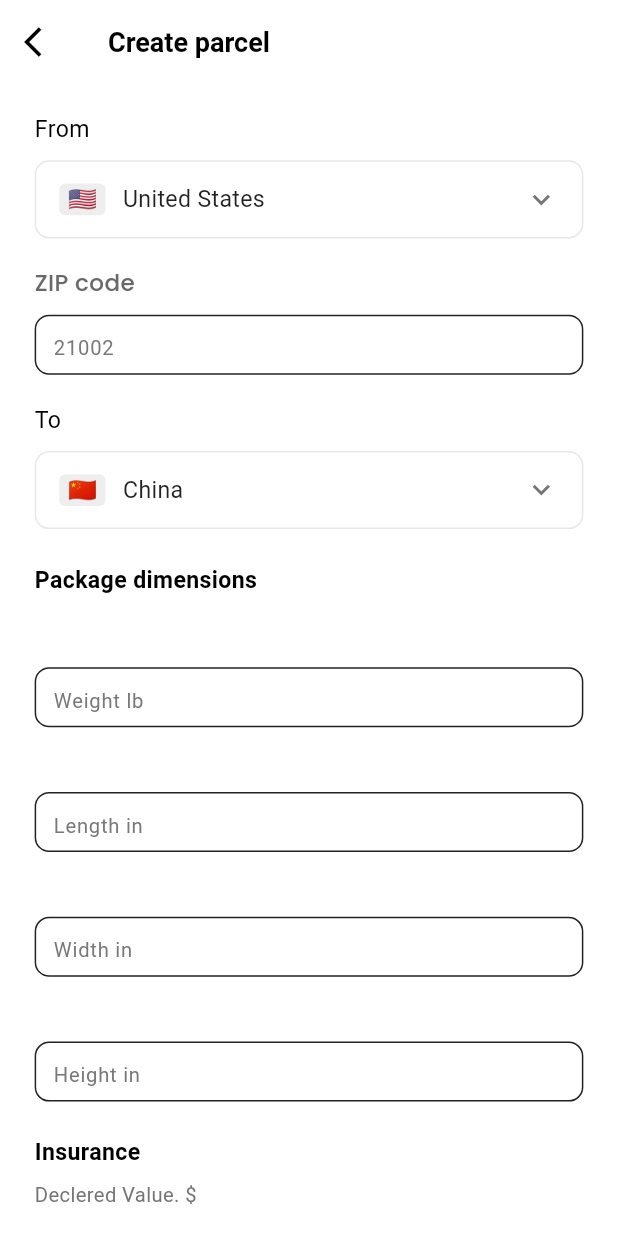
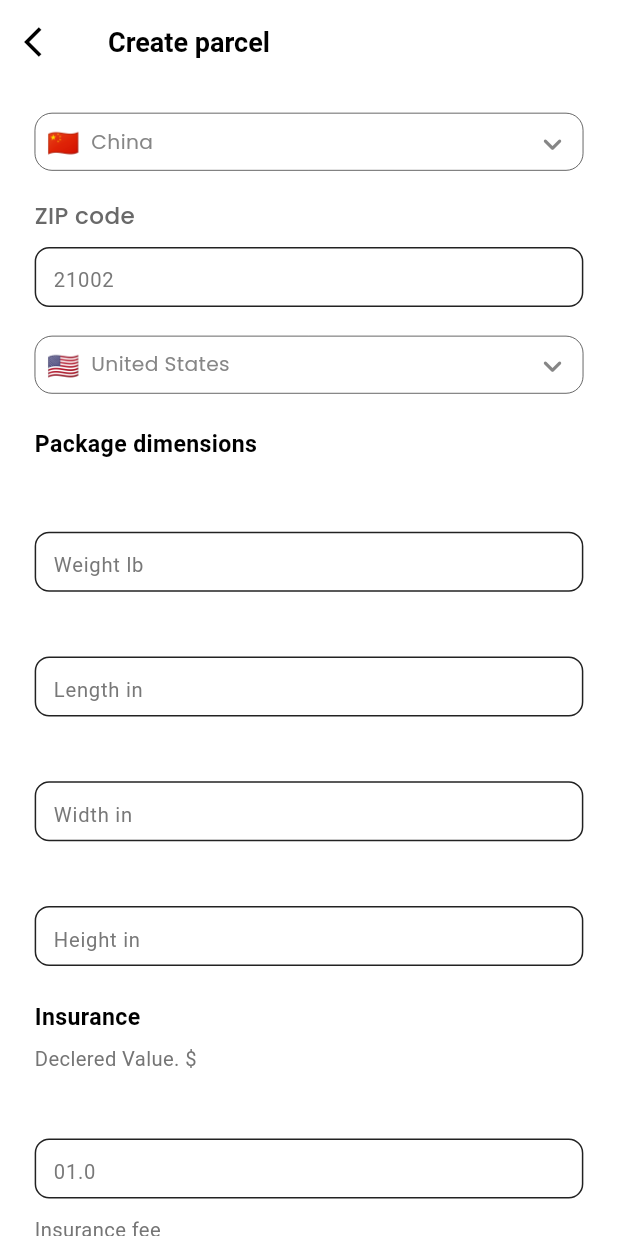
Before and after one commit to jasurbabajanow/yuu-sell-logistic, a Flutter app: the CreateParcelMainPage screen opened directly, after a tap on "🇨🇳", on a phone screen of 412 x 824 dp. Run offline on Flutter 3.47's test engine with Material 3 defaults, Android fonts, the phone set to English and light mode, and no system bars; our stand-ins replace country_picker, flutter_svg, go_router, google_fonts, intl_phone_number_input, pinput and 2 more; missing offline and left inert: mobile_scanner.

Commit message:
fixed create parcel

```diff
--- a/lib/presentation/screens/create_parcel/create_parcel_main_page.dart
+++ b/lib/presentation/screens/create_parcel/create_parcel_main_page.dart
@@ -1,13 +1,44 @@
+import 'package:country_picker/country_picker.dart';
 import 'package:flutter/material.dart';
 import 'package:yuu_sell/core/constants/app_sizes.dart';
 import 'package:yuu_sell/core/theme/app_colors.dart';
-import 'package:yuu_sell/presentation/screens/calculate/components/custom_dropdown.dart';
 import 'package:yuu_sell/presentation/screens/create_parcel/create_parcel_steps_page.dart';
 import 'package:yuu_sell/presentation/widgets/custom_button.dart';
+import 'package:yuu_sell/presentation/widgets/custom_country_picker.dart';
 import 'package:yuu_sell/presentation/widgets/custom_text_field2.dart';
 
-class CreateParcelMainPage extends StatelessWidget {
+class CreateParcelMainPage extends StatefulWidget {
   const CreateParcelMainPage({super.key});
+
+  @override
+  State<CreateParcelMainPage> createState() => _CreateParcelMainPageState();
+}
+
+class _CreateParcelMainPageState extends State<CreateParcelMainPage> {
+  Country selected1 = Country(
+    phoneCode: "2",
+    countryCode: "CN",
+    e164Sc: 1,
+    geographic: true,
+    level: 1,
+    name: "China",
+    example: "1234567890",
+    displayName: "China",
+    displayNameNoCountryCode: "China",
+    e164Key: "1",
+  );
+  Country selected2 = Country(
+    phoneCode: "1",
+    countryCode: "US",
+    e164Sc: 1,
+    geographic: true,
+    level: 1,
+    name: "United States",
+    example: "1234567890",
+    displayName: "United States",
+    displayNameNoCountryCode: "United States",
+    e164Key: "1",
+  );
 
   @override
   Widget build(BuildContext context) {
@@ -39,25 +70,20 @@
             children: [
               SizedBox(height: 20 * ratio),
               // From
-              CustomDropdown(
-                label: 'From',
-                hint: 'United States',
-                showFlag: true,
-                flagEmoji: '🇺🇸',
-                onTap: () {},
+              CustomCountryPicker(
+                flagEmoji: selected1.flagEmoji,
+                countryName: selected1.name,
+                onTap: () => _showCountryPicker1(context),
               ),
               SizedBox(height: 20 * ratio),
-              // ZIP code
               const CustomTextField2(title: 'ZIP code', hintText: '21002'),
               SizedBox(height: 20 * ratio),
+              CustomCountryPicker(
+                flagEmoji: selected2.flagEmoji,
+                countryName: selected2.name,
+                onTap: () => _showCountryPicker2(context),
+              ),
               // To
-              CustomDropdown(
-                label: 'To',
-                hint: 'China',
-                showFlag: true,
-                flagEmoji: '🇨🇳',
-                onTap: () {},
-              ),
               SizedBox(height: 24 * ratio),
               // Package dimensions
               Text(
@@ -136,4 +162,74 @@
       ),
     );
   }
+
+  void _showCountryPicker1(BuildContext context) {
+    showCountryPicker(
+      favorite: ['TM', 'UZ', 'RU', 'CN'],
+      context: context,
+      countryListTheme: CountryListThemeData(
+        flagSize: 25,
+        backgroundColor: Colors.white,
+        textStyle: TextStyle(fontSize: 16, color: Colors.blueGrey),
+        bottomSheetHeight: 500, // Optional. Country list modal height
+        //Optional. Sets the border radius for the bottomsheet.
+        borderRadius: BorderRadius.only(
+          topLeft: Radius.circular(20.0),
+          topRight: Radius.circular(20.0),
+        ),
+        //Optional. Styles the search field.
+        inputDecoration: InputDecoration(
+          labelText: 'Search',
+          hintText: 'Start typing to search',
+          prefixIcon: const Icon(Icons.search),
+          border: OutlineInputBorder(
+            borderRadius: BorderRadius.circular(12),
+            borderSide: BorderSide(
+              color: const Color(0xFF8C98A8).withOpacity(0.2),
+            ),
+          ),
+        ),
+      ),
+      onSelect: (Country country) {
+        setState(() {
+          selected1 = country;
+        });
+      },
+    );
+  }
+
+  void _showCountryPicker2(BuildContext context) {
+    showCountryPicker(
+      favorite: ['TM', 'UZ', 'RU', 'CN'],
+      context: context,
+      countryListTheme: CountryListThemeData(
+        flagSize: 25,
+        backgroundColor: Colors.white,
+        textStyle: TextStyle(fontSize: 16, color: Colors.blueGrey),
+        bottomSheetHeight: 500, // Optional. Country list modal height
+        //Optional. Sets the border radius for the bottomsheet.
+        borderRadius: BorderRadius.only(
+          topLeft: Radius.circular(20.0),
+          topRight: Radius.circular(20.0),
+        ),
+        //Optional. Styles the search field.
+        inputDecoration: InputDecoration(
+          labelText: 'Search',
+          hintText: 'Start typing to search',
+          prefixIcon: const Icon(Icons.search),
+          border: OutlineInputBorder(
+            borderRadius: BorderRadius.circular(12),
+            borderSide: BorderSide(
+              color: const Color(0xFF8C98A8).withOpacity(0.2),
+            ),
+          ),
+        ),
+      ),
+      onSelect: (Country country) {
+        setState(() {
+          selected2 = country;
+        });
+      },
+    );
+  }
 }
```
